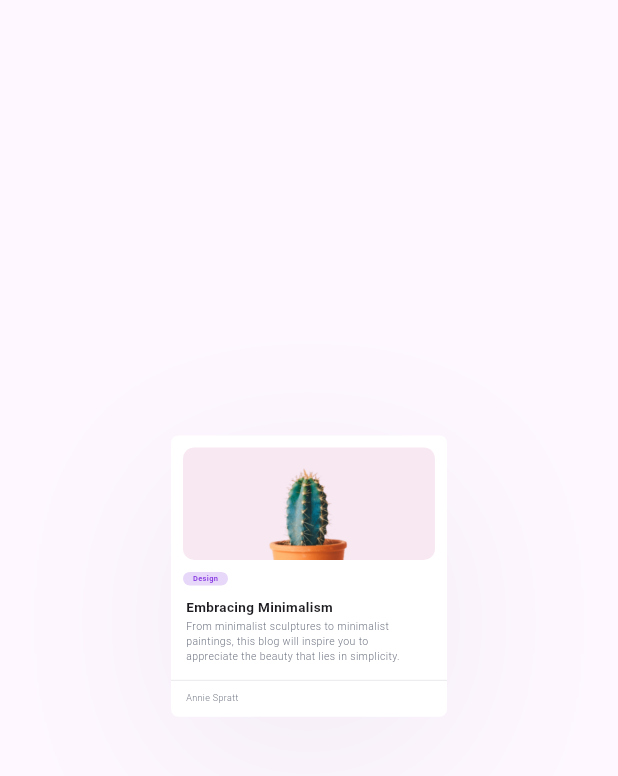
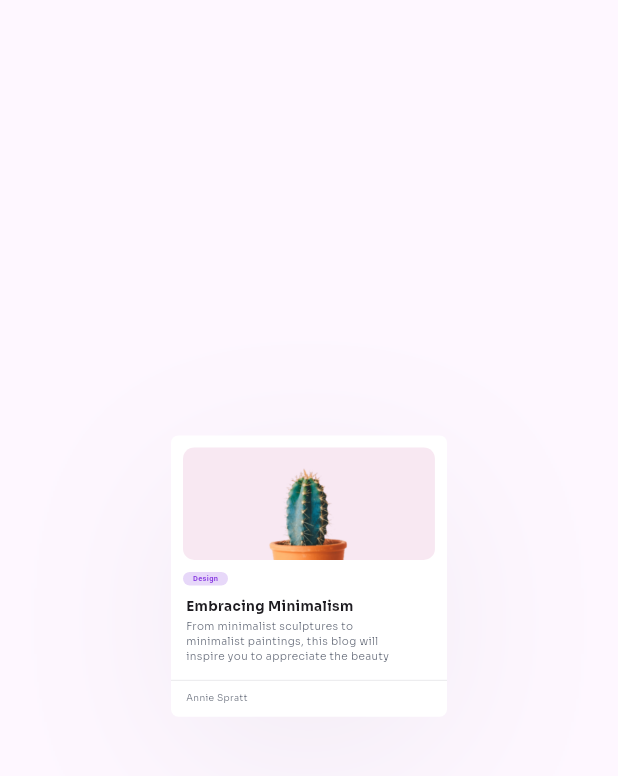
Before and after one commit to DredgenJoss/MinimalBlogCard, a Flutter app: the screen it shows after launch, on a phone screen of 412 x 824 dp, the part 84-860 px from its top. Run offline on Flutter 3.47's test engine with Material 3 defaults, Android fonts, the phone set to English and light mode, and no system bars.

Commit message:
Fonts added

```diff
--- a/minimal_blog_card/lib/main.dart
+++ b/minimal_blog_card/lib/main.dart
@@ -132,6 +132,7 @@ class CardWidget extends StatelessWidget {
                   style: TextStyle(
                     fontSize: 18 * screenRatio,
                     fontWeight: FontWeight.bold,
+                    fontFamily: 'Sora',
                   ),
                 ),
               ),
@@ -151,6 +152,7 @@ class CardWidget extends StatelessWidget {
                     fontSize: 14 * screenRatio,
                     fontWeight: FontWeight.w300,
                     color: const Color(0xFF6C727F),
+                    fontFamily: 'Sora',
                   ),
                 ),
               ),
@@ -175,6 +177,7 @@ class CardWidget extends StatelessWidget {
                     fontSize: 12 * screenRatio,
                     fontWeight: FontWeight.w300,
                     color: const Color(0xFF6C727F),
+                    fontFamily: 'Sora',
                   ),
                 ),
               ),
```
Also changed, not shown: minimal_blog_card/pubspec.yaml (+17 -6 lines), minimal_blog_card/assets/fonts/Sora-Bold.ttf (added), minimal_blog_card/assets/fonts/Sora-ExtraBold.ttf (added), minimal_blog_card/assets/fonts/Sora-ExtraLight.ttf (added), minimal_blog_card/assets/fonts/Sora-Light.ttf (added), minimal_blog_card/assets/fonts/Sora-Medium.ttf (added), minimal_blog_card/assets/fonts/Sora-Regular.ttf (added), minimal_blog_card/assets/fonts/Sora-SemiBold.ttf (added), minimal_blog_card/assets/fonts/Sora-Thin.ttf (added).
